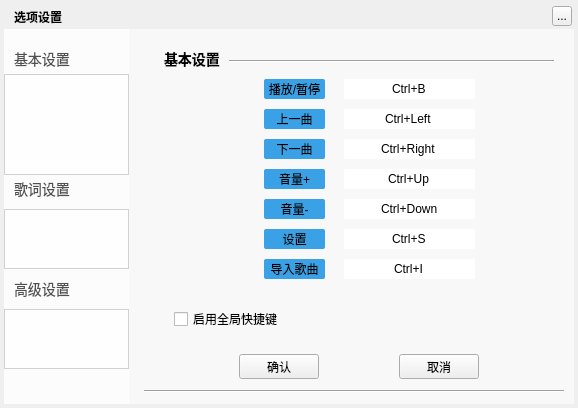
This is TTKCore/musicUiKits/musicWidgetKits/musicsettingwidget.ui in Greedysky/TTKMusicPlayer as Qt 5 draws it before an edit. The edited form follows.
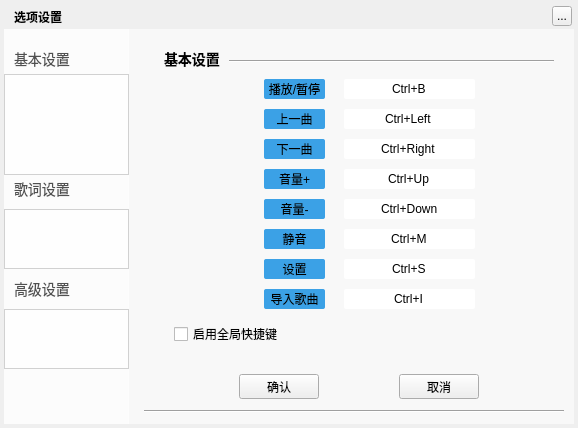
This is the edited form. The open tabs and pages were chosen to show the change. Custom widgets are drawn as their Qt base class.

Commit message: Add set mute hotkey[492310]

Patch:
```diff
--- a/TTKCore/musicUiKits/musicWidgetKits/musicsettingwidget.ui
+++ b/TTKCore/musicUiKits/musicWidgetKits/musicsettingwidget.ui
@@ -7,7 +7,7 @@
     <x>0</x>
     <y>0</y>
     <width>578</width>
-    <height>408</height>
+    <height>428</height>
    </rect>
   </property>
   <property name="windowTitle">
@@ -19,7 +19,7 @@
      <x>4</x>
      <y>4</y>
      <width>570</width>
-     <height>400</height>
+     <height>420</height>
     </rect>
    </property>
    <property name="text">
@@ -61,7 +61,7 @@
      <x>144</x>
      <y>29</y>
      <width>421</width>
-     <height>320</height>
+     <height>340</height>
     </rect>
    </property>
    <property name="currentIndex">
@@ -451,7 +451,7 @@
      <property name="geometry">
       <rect>
        <x>120</x>
-       <y>200</y>
+       <y>230</y>
        <width>61</width>
        <height>20</height>
       </rect>
@@ -527,7 +527,7 @@
      <property name="geometry">
       <rect>
        <x>200</x>
-       <y>200</y>
+       <y>230</y>
        <width>131</width>
        <height>20</height>
       </rect>
@@ -546,7 +546,7 @@
      <property name="geometry">
       <rect>
        <x>200</x>
-       <y>230</y>
+       <y>260</y>
        <width>131</width>
        <height>20</height>
       </rect>
@@ -565,7 +565,7 @@
      <property name="geometry">
       <rect>
        <x>120</x>
-       <y>230</y>
+       <y>260</y>
        <width>61</width>
        <height>20</height>
       </rect>
@@ -584,7 +584,7 @@
      <property name="geometry">
       <rect>
        <x>30</x>
-       <y>280</y>
+       <y>295</y>
        <width>250</width>
        <height>20</height>
       </rect>
@@ -593,6 +593,44 @@
       <string>启用全局快捷键</string>
      </property>
     </widget>
+    <widget class="QLabel" name="item_S15">
+     <property name="geometry">
+      <rect>
+       <x>120</x>
+       <y>200</y>
+       <width>61</width>
+       <height>20</height>
+      </rect>
+     </property>
+     <property name="styleSheet">
+      <string notr="true">background:#3BA1E6;border-radius:2px</string>
+     </property>
+     <property name="text">
+      <string>静音</string>
+     </property>
+     <property name="alignment">
+      <set>Qt::AlignCenter</set>
+     </property>
+    </widget>
+    <widget class="MusicGlobalHotKeyEdit" name="item_S16">
+     <property name="geometry">
+      <rect>
+       <x>200</x>
+       <y>200</y>
+       <width>131</width>
+       <height>20</height>
+      </rect>
+     </property>
+     <property name="styleSheet">
+      <string notr="true">background:white;border-radius:2px</string>
+     </property>
+     <property name="text">
+      <string>Ctrl+M</string>
+     </property>
+     <property name="alignment">
+      <set>Qt::AlignCenter</set>
+     </property>
+    </widget>
    </widget>
    <widget class="QWidget" name="third">
     <widget class="Line" name="line_FS1">
@@ -1984,7 +2022,7 @@
      <x>4</x>
      <y>29</y>
      <width>125</width>
-     <height>375</height>
+     <height>395</height>
     </rect>
    </property>
    <property name="styleSheet">
@@ -2079,7 +2117,7 @@
    <property name="geometry">
     <rect>
      <x>239</x>
-     <y>354</y>
+     <y>374</y>
      <width>80</width>
      <height>25</height>
     </rect>
@@ -2092,7 +2130,7 @@
    <property name="geometry">
     <rect>
      <x>399</x>
-     <y>354</y>
+     <y>374</y>
      <width>80</width>
      <height>25</height>
     </rect>
@@ -2105,7 +2143,7 @@
    <property name="geometry">
     <rect>
      <x>144</x>
-     <y>389</y>
+     <y>409</y>
      <width>420</width>
      <height>5</height>
     </rect>
@@ -2120,7 +2158,7 @@
      <x>128</x>
      <y>29</y>
      <width>446</width>
-     <height>375</height>
+     <height>395</height>
     </rect>
    </property>
    <property name="styleSheet">
```
Left out of the diff: 68 changed lines with no effect on the pictures. The commit also changes 2 other files.
